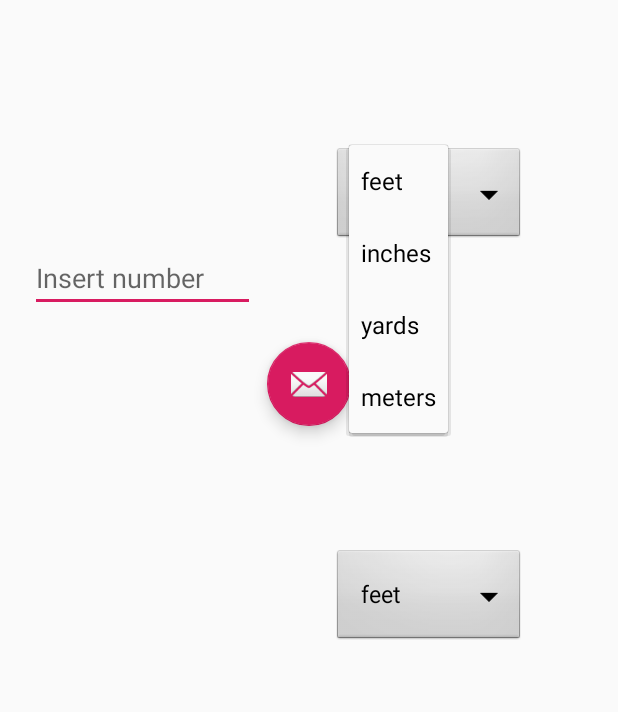
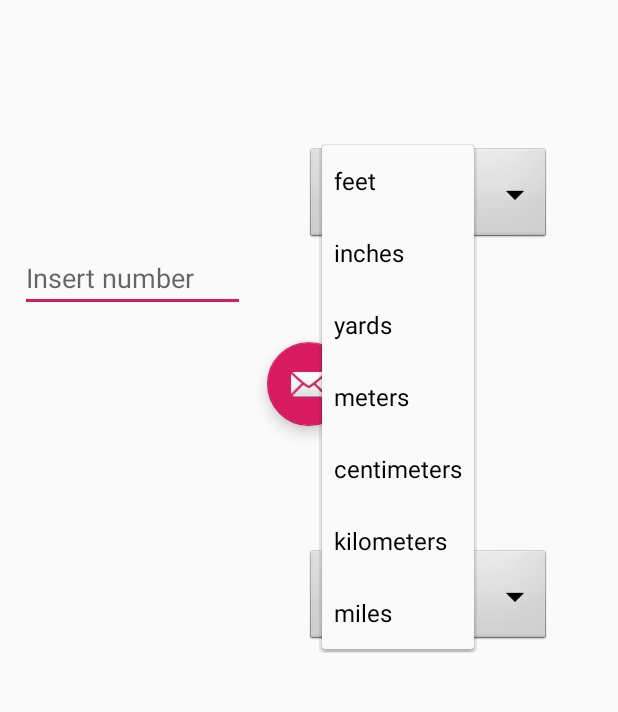
Before and after one commit to dylantelson/UnitConverter441, an Android app: the screen it shows after launch (MainActivity), after a tap on "feet", on a phone screen of 412 x 824 dp, the part 234-946 px from its top. Run offline under Robolectric (Android 15) with nearby library versions, the phone set to English and light mode, and no system bars.

Commit message:
Added miles, centimeters, and kilometers

```diff
--- a/app/src/main/res/layout/activity_main.xml
+++ b/app/src/main/res/layout/activity_main.xml
@@ -51,7 +51,7 @@
         android:layout_height="wrap_content"
         android:layout_marginStart="80dp"
         android:layout_marginLeft="80dp"
-        android:layout_marginTop="171dp"
+        android:layout_marginTop="175dp"
         android:layout_marginEnd="151dp"
         android:layout_marginRight="151dp"
         android:layout_marginBottom="210dp"
@@ -60,7 +60,7 @@
         app:layout_constraintBottom_toBottomOf="parent"
         app:layout_constraintEnd_toStartOf="@+id/dropdown2"
         app:layout_constraintStart_toStartOf="parent"
-        app:layout_constraintTop_toBottomOf="@+id/plain_text_input" />
+        app:layout_constraintTop_toBottomOf="@+id/input1" />
 
     <com.google.android.material.floatingactionbutton.FloatingActionButton
         android:id="@+id/fab"
@@ -116,8 +116,8 @@
         android:id="@+id/input1"
         android:layout_width="150dp"
         android:layout_height="wrap_content"
-        android:layout_marginStart="20dp"
-        android:layout_marginLeft="20dp"
+        android:layout_marginStart="13dp"
+        android:layout_marginLeft="13dp"
         android:layout_marginTop="120dp"
         android:layout_marginEnd="11dp"
         android:layout_marginRight="11dp"
```
Also changed, not shown: app/src/main/java/com/example/unitconverter/MainActivity.java (+55 -12 lines).
